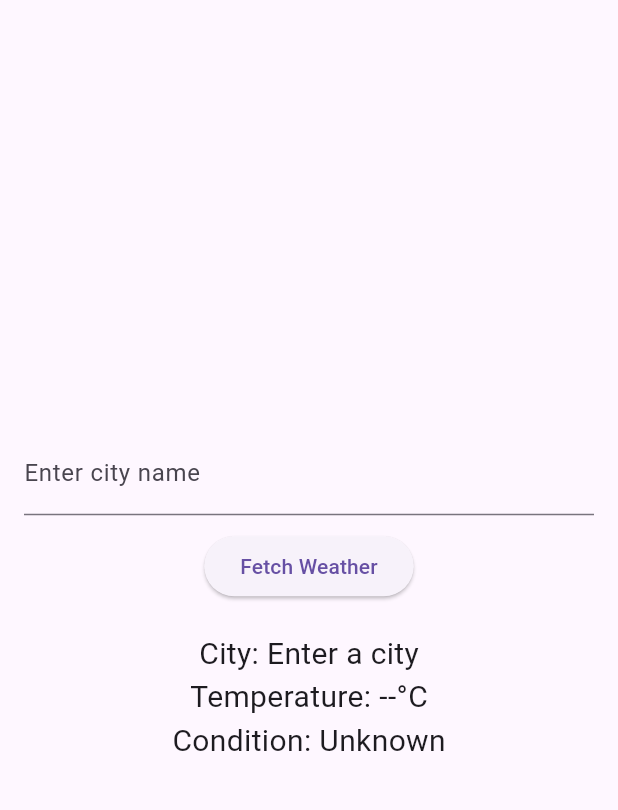
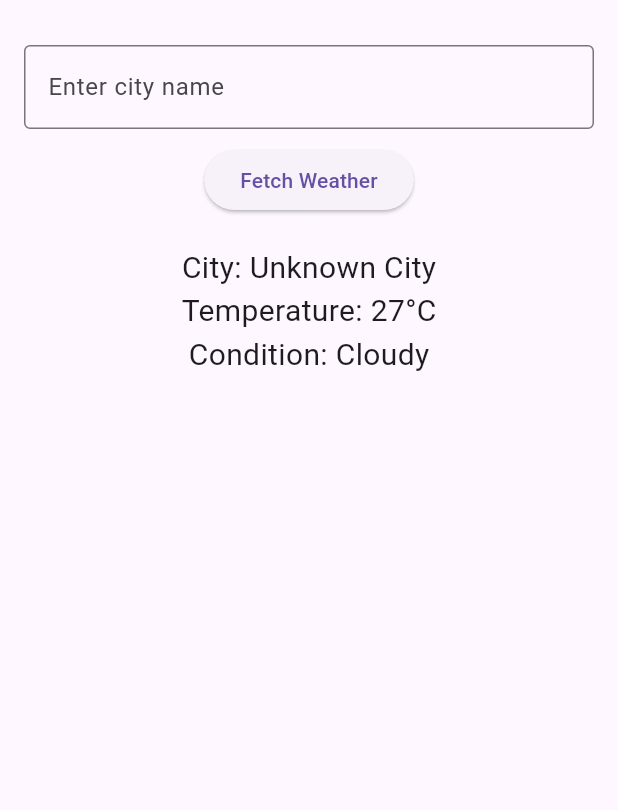
Before and after one commit to slowwwwpoke/weather_info_app, a Flutter app: the screen it shows after launch, after a tap on "Fetch Weather", on a phone screen of 412 x 824 dp, the part 63-873 px from its top. Run offline on Flutter 3.47's test engine with Material 3 defaults, Android fonts, the phone set to English and light mode, and no system bars.

Commit message:
Basic UI with input field and button

```diff
--- a/lib/main.dart
+++ b/lib/main.dart
@@ -1,3 +1,4 @@
+import 'dart:math';
 import 'package:flutter/material.dart';
 
 void main() {
@@ -24,6 +25,21 @@ class _WeatherScreenState extends State<WeatherScreen> {
   String cityName = "Enter a city";
   String temperature = "--°C";
   String condition = "Unknown";
+  List<Map<String, String>> forecastData = [];
+
+  // Function to simulate fetching weather data
+  void _fetchWeather() {
+    setState(() {
+      cityName = _cityController.text.isNotEmpty ? _cityController.text : "Unknown City";
+      temperature = "${15 + Random().nextInt(16)}°C"; // Random temp between 15°C and 30°C
+      condition = ["Sunny", "Cloudy", "Rainy"][Random().nextInt(3)]; // Random condition
+    });
+  }
+
+  // Function to generate a random 7-day forecast
+
+  // Function to fetch and display the forecast
+
 
   @override
   Widget build(BuildContext context) {
@@ -36,17 +52,36 @@ class _WeatherScreenState extends State<WeatherScreen> {
           children: [
             TextField(
               controller: _cityController,
-              decoration: InputDecoration(labelText: "Enter city name"),
+              decoration: InputDecoration(
+                labelText: "Enter city name",
+                border: OutlineInputBorder(),
+              ),
             ),
             SizedBox(height: 10),
             ElevatedButton(
-              onPressed: () {},
+              onPressed: _fetchWeather,
               child: Text("Fetch Weather"),
             ),
             SizedBox(height: 20),
             Text("City: $cityName", style: TextStyle(fontSize: 20)),
             Text("Temperature: $temperature", style: TextStyle(fontSize: 20)),
             Text("Condition: $condition", style: TextStyle(fontSize: 20)),
+            SizedBox(height: 20),
+
+            SizedBox(height: 10),
+            Expanded(
+              child: ListView.builder(
+                itemCount: forecastData.length,
+                itemBuilder: (context, index) {
+                  return ListTile(
+                    title: Text(
+                      "${forecastData[index]['day']}: ${forecastData[index]['temperature']}, ${forecastData[index]['condition']}",
+                      style: TextStyle(fontSize: 16),
+                    ),
+                  );
+                },
+              ),
+            ),
           ],
         ),
       ),
```
